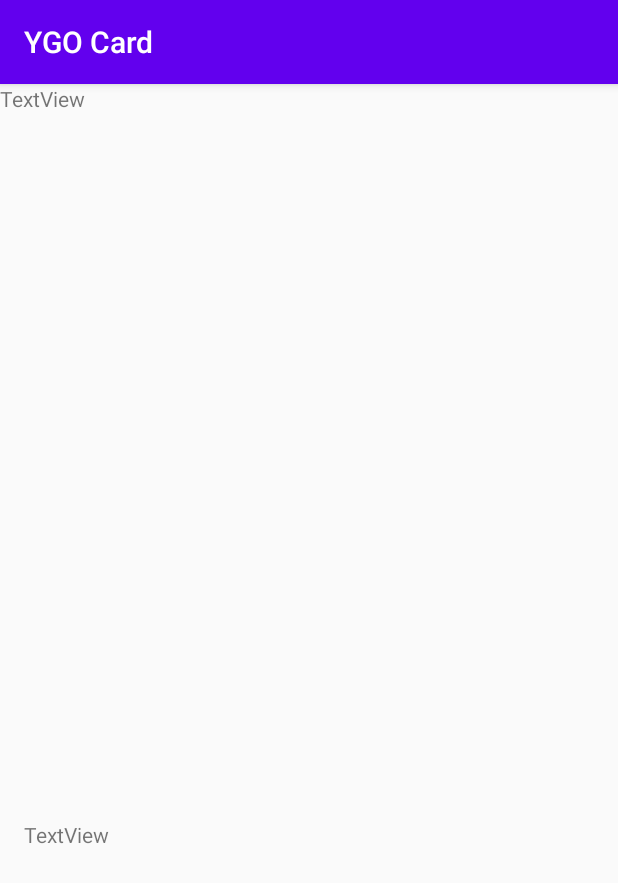
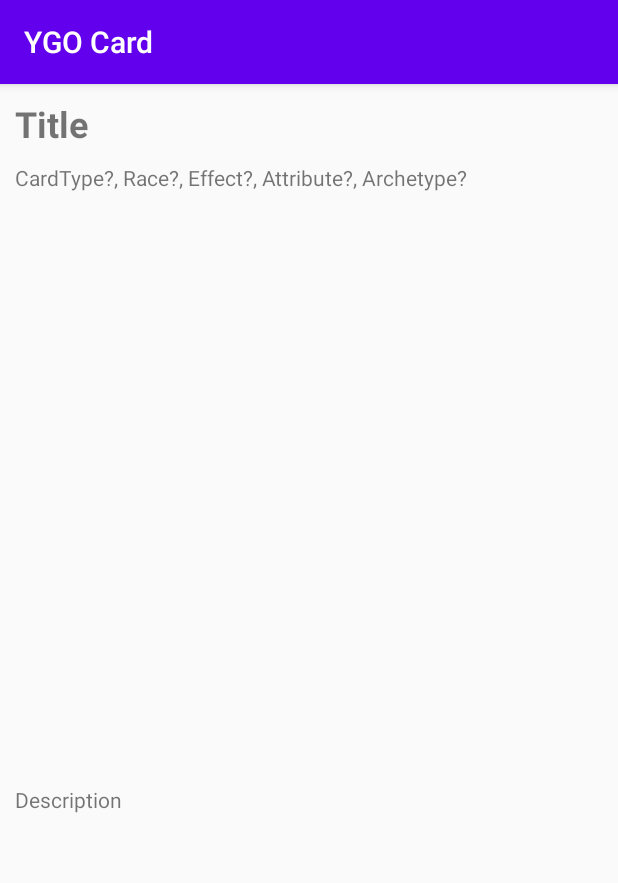
Before and after one commit to Kure-pon/HelloWorld, an Android app: the DetailActivity screen opened directly, with no data from a screen before it, on a phone screen of 412 x 824 dp. Shown: the top 883 px of the screen. Run offline under Robolectric (Android 15) with nearby library versions, the phone set to English and light mode, and no system bars.

Commit message:
Menghubungkan item recycleview ke detail

```diff
--- a/app/src/main/java/com/grntea/ygocard/AdapterRecyclerView.java
+++ b/app/src/main/java/com/grntea/ygocard/AdapterRecyclerView.java
@@ -1,5 +1,7 @@
 package com.grntea.ygocard;
 
+import android.content.Context;
+import android.content.Intent;
 import android.view.LayoutInflater;
 import android.view.View;
 import android.view.ViewGroup;
@@ -15,21 +17,35 @@ public class AdapterRecyclerView extends RecyclerView.Adapter<AdapterRecyclerVie
 
     private final ArrayList<ItemModel> dataItem;
 
-    static class ViewHolder extends RecyclerView.ViewHolder {
+    class ViewHolder extends RecyclerView.ViewHolder{
 
         TextView textHead;
         TextView textSubhead;
         ImageView imageIcon;
+        private final Context context;
 
-        ViewHolder(View v) {
-
+        public ViewHolder(View v) {
             super(v);
 
+            context = v.getContext();
             textHead = v.findViewById(R.id.text_headline);
             textSubhead = v.findViewById(R.id.text_subhead);
             imageIcon = v.findViewById(R.id.imageList);
-        }
+
+            itemView.setOnClickListener(new View.OnClickListener() {
+                @Override
+                public void onClick(View v) {
+
+
+                    Intent intent = new Intent(v.getContext(),
+                            DetailActivity.class);
+                    v.getContext().startActivity(intent);
+                }}); }
+
     }
+
+
+
 
     AdapterRecyclerView(ArrayList<ItemModel> data) {
 
--- a/app/src/main/res/layout/activity_detail.xml
+++ b/app/src/main/res/layout/activity_detail.xml
@@ -1,55 +1,51 @@
 <?xml version="1.0" encoding="utf-8"?>
-<LinearLayout xmlns:android="http://schemas.android.com/apk/res/android"
+<androidx.constraintlayout.widget.ConstraintLayout xmlns:android="http://schemas.android.com/apk/res/android"
     xmlns:app="http://schemas.android.com/apk/res-auto"
     xmlns:tools="http://schemas.android.com/tools"
     android:layout_width="match_parent"
-    android:layout_height="match_parent"
-    android:orientation="vertical"
-    tools:context=".DetailActivity"
-    >
+    android:layout_height="match_parent">
 
-  <LinearLayout
-      android:layout_width="match_parent"
-      android:layout_height="101dp"
-      android:orientation="horizontal"
-      tools:layout_editor_absoluteX="19dp"
-      tools:layout_editor_absoluteY="474dp"
-      >
+  <TextView
+      android:id="@+id/textView3"
+      android:layout_width="wrap_content"
+      android:layout_height="wrap_content"
+      android:layout_marginStart="10dp"
+      android:layout_marginTop="10dp"
+      android:layout_weight="1"
+      android:text="@string/detail"
+      app:layout_constraintStart_toStartOf="parent"
+      app:layout_constraintTop_toBottomOf="@+id/textView" />
 
   <TextView
       android:id="@+id/textView"
       android:layout_width="wrap_content"
       android:layout_height="wrap_content"
+      android:layout_marginStart="10dp"
+      android:layout_marginTop="10dp"
       android:layout_weight="1"
-        android:text="TextView"
-        />
-  </LinearLayout>
+      android:text="Title"
+      android:textSize="24sp"
+      android:textStyle="bold"
+      app:layout_constraintStart_toStartOf="parent"
+      app:layout_constraintTop_toTopOf="parent" />
 
   <ImageView
       android:id="@+id/imageView"
       android:layout_width="match_parent"
       android:layout_height="373dp"
-      tools:layout_editor_absoluteX="33dp"
-      tools:layout_editor_absoluteY="147dp"
-      tools:srcCompat="@drawable/card_back"
-      />
-
-  <LinearLayout
-      android:layout_width="384dp"
-      android:layout_height="204dp"
-      android:layout_marginStart="16dp"
-      android:layout_marginTop="16dp"
-      android:orientation="horizontal"
+      android:layout_marginTop="12dp"
+      app:layout_constraintEnd_toEndOf="parent"
       app:layout_constraintStart_toStartOf="parent"
-      app:layout_constraintTop_toTopOf="parent"
-      >
+      app:layout_constraintTop_toBottomOf="@+id/textView3"
+      tools:srcCompat="@drawable/card_back" />
 
   <TextView
       android:id="@+id/textView2"
       android:layout_width="wrap_content"
       android:layout_height="wrap_content"
-        android:layout_weight="1"
-        android:text="TextView"
-        />
-  </LinearLayout>
-</LinearLayout>
+      android:layout_marginStart="10dp"
+      android:layout_marginTop="10dp"
+      android:text="Description"
+      app:layout_constraintStart_toStartOf="parent"
+      app:layout_constraintTop_toBottomOf="@+id/imageView" />
+</androidx.constraintlayout.widget.ConstraintLayout>
--- a/app/src/main/res/layout/activity_main.xml
+++ b/app/src/main/res/layout/activity_main.xml
@@ -5,6 +5,15 @@
     android:layout_width="match_parent"
     android:layout_height="match_parent"
     tools:context=".MainActivity">
+
+    <androidx.recyclerview.widget.RecyclerView
+        android:id="@+id/recyclerView"
+        android:layout_width="match_parent"
+        android:layout_height="match_parent"
+        android:layout_marginTop="80dp"
+        app:layout_constraintTop_toBottomOf="@+id/searchView"
+        tools:layout_editor_absoluteX="-16dp"
+        tools:listitem="@layout/card_list" />
 
     <SearchView
         android:id="@+id/searchView"
@@ -21,21 +30,4 @@
             android:hint="hint" />
     </SearchView>
 
-    <RelativeLayout
-        android:id="@+id/activity_main"
-        android:layout_width="match_parent"
-        android:layout_height="match_parent"
-        tools:context=".MainActivity">
-
-        <androidx.recyclerview.widget.RecyclerView
-            android:id="@+id/recyclerView"
-            android:layout_width="match_parent"
-            android:layout_height="match_parent"
-            android:layout_marginTop="80dp"
-            app:layout_constraintTop_toBottomOf="@+id/searchView"
-            tools:layout_editor_absoluteX="-16dp"
-            tools:listitem="@layout/card_list" />
-
-    </RelativeLayout>
-
 </androidx.constraintlayout.widget.ConstraintLayout>
--- a/app/src/main/res/layout/card_list.xml
+++ b/app/src/main/res/layout/card_list.xml
@@ -34,5 +34,6 @@
             android:layout_width="match_parent"
             android:layout_height="wrap_content"
             android:text="Description" />
+
     </LinearLayout>
 </LinearLayout>
--- a/app/src/main/res/values/strings.xml
+++ b/app/src/main/res/values/strings.xml
@@ -1,3 +1,4 @@
 <resources>
     <string name="app_name">YGO Card</string>
+    <string name="detail">CardType?, Race?, Effect?, Attribute?, Archetype?</string>
 </resources>
```
Lines whose indentation alone changed are shown as unchanged.
